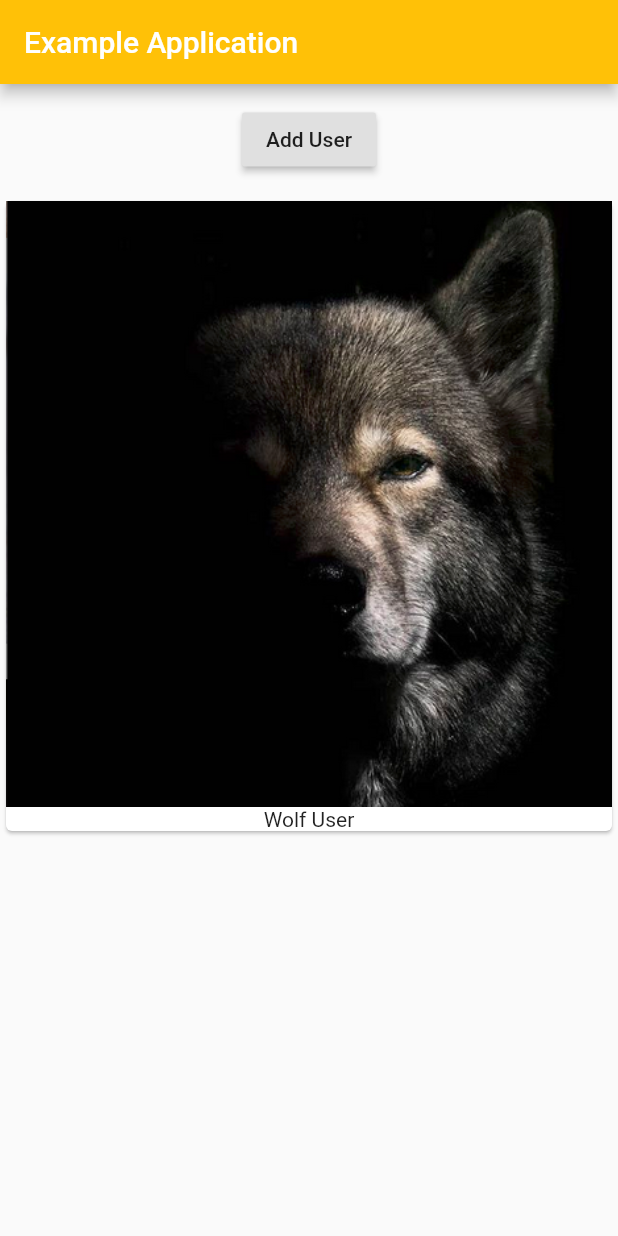
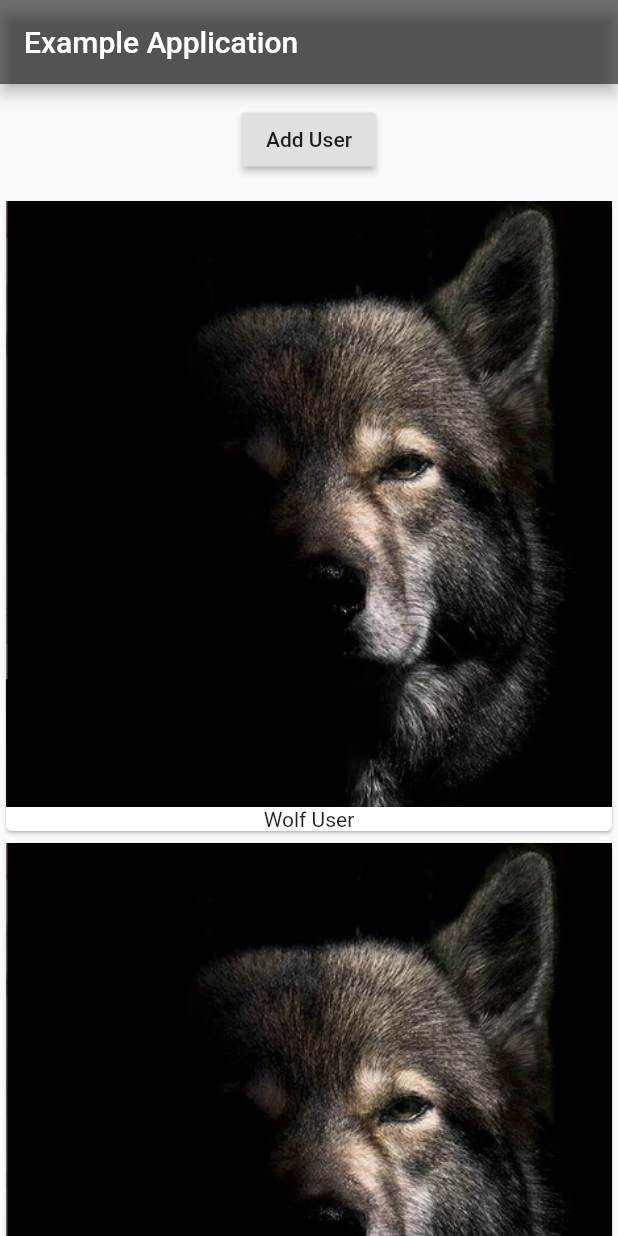
Before and after one commit to olvrcrls/flutter-starter, a Flutter app: the screen it shows after launch, after a tap on "Add User", on a phone screen of 412 x 824 dp. Run offline on Flutter 3.47's test engine with Material 2 defaults, Android fonts, the phone set to English and light mode, and no system bars.

Commit message:
Refactor code and seperate codes into classes.

```diff
--- a/lib/main.dart
+++ b/lib/main.dart
@@ -1,75 +1,20 @@
 import 'package:flutter/material.dart';
+import 'package:first/user_manager.dart';
 
 void main() => runApp(MyApp());
 
 
-class MyApp extends StatefulWidget {
-  @override
-  State<StatefulWidget> createState() {
-    return _MyAppState();
-  }
-}
-
-class _MyAppState extends State<MyApp> {
+class MyApp extends StatelessWidget {
   @override
   Widget build(BuildContext context) {
     return MaterialApp(
       home: Scaffold(
         appBar: AppBar(
           title: Text("Example Application"),
-          backgroundColor: Colors.amber,
+          backgroundColor: Colors.black54,
         ),
-        body: Column(children: <Widget>[
-            Container(child:
-              RaisedButton(
-                child: Text("Add User"),
-                onPressed: () => {},
-              ),
-              margin: EdgeInsets.all(13.0)
-            ),
-            Card(
-            child: Column(
-              children: <Widget>[
-                Image.asset('assets/images/wolf.png'),
-                Text("Wolf User")
-              ],
-            ),
-          ),
-        ]),
+        body: UserManager()
       ),
     ); // MaterialApp - Core Root widget
-  } // build
+  }
 }
-
-
-// example code of a stateless app screen.
-class MyStatelessApp extends StatelessWidget {
-  @override
-  Widget build(BuildContext context) {
-    return MaterialApp(
-      home: Scaffold(
-        appBar: AppBar(
-          title: Text("Example Application"),
-          backgroundColor: Colors.amber,
-        ),
-        body: Column(children: <Widget>[
-            Container(child:
-              RaisedButton(
-                child: Text("Add User"),
-                onPressed: () => {},
-              ),
-              margin: EdgeInsets.all(13.0)
-            ),
-            Card(
-            child: Column(
-              children: <Widget>[
-                Image.asset('assets/images/wolf.png'),
-                Text("Wolf User")
-              ],
-            ),
-          ),
-        ]),
-      ),
-    ); // MaterialApp - Core Root widget
-  } // build
-}
--- /dev/null
+++ b/lib/user_manager.dart
@@ -0,0 +1,35 @@
+import 'package:flutter/material.dart';
+import 'package:first/users.dart';
+
+class UserManager extends StatefulWidget
+{
+  @override
+  State<StatefulWidget> createState () {
+    return _UserManagerState();
+  }
+}
+
+class _UserManagerState extends State<UserManager>
+{
+  List<String> _users = [
+    'Wolf User'
+  ];
+
+  @override
+  Widget build(BuildContext context) {
+    return Column(children: <Widget>[
+      Container(child:
+        RaisedButton(
+          child: Text("Add User"),
+          onPressed: () {
+            var count = _users.length;
+            setState(() => _users.add('Example User # $count'));
+            print("$count total users.");
+          },
+        ),
+        margin: EdgeInsets.all(13.0)
+      ),
+      Users(_users)
+    ]);
+  } // build
+}
--- /dev/null
+++ b/lib/users.dart
@@ -0,0 +1,24 @@
+import 'package:flutter/material.dart';
+
+class Users extends StatelessWidget
+{
+  final List<String> users;
+  Users(this.users);
+
+  @override
+  Widget build(BuildContext context) {
+    return Column(
+        children:
+          users.map(
+          (element) => Card(
+              child: Column(
+                children: <Widget>[
+                  Image.asset('assets/images/wolf.png'),
+                  Text("Wolf User")
+                ],
+              ),
+            ),
+        ).toList(), // map
+    );
+  }
+}
```
